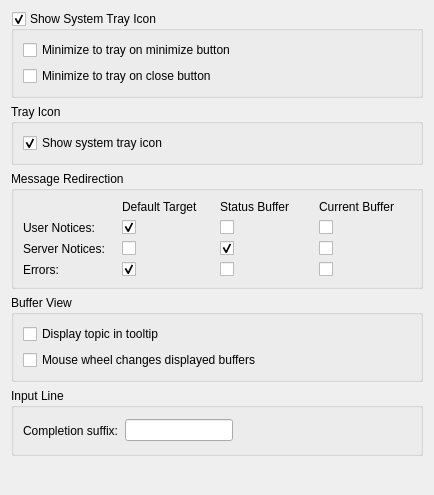
This is src/qtui/settingspages/generalsettingspage.ui in quassel/quassel as Qt 5 draws it before an edit. The edited form follows.
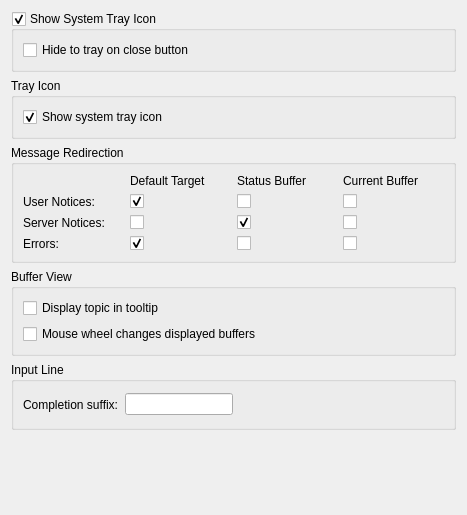
This is the edited form.

Commit message:
Remove "Minimize on minimize" setting
This is no longer needed because you can now hide Quassel by clicking the
tray icon. The minimize button should always, well, minimize an application, and we
required a hack to intercept that before. So it's gone now.

Patch:
```diff
--- a/src/qtui/settingspages/generalsettingspage.ui
+++ b/src/qtui/settingspages/generalsettingspage.ui
@@ -1,12 +1,12 @@
 <ui version="4.0" >
  <class>GeneralSettingsPage</class>
- <widget class="QWidget" name="GeneralSettingsPage" >
-  <property name="geometry" >
+ <widget class="QWidget" name="GeneralSettingsPage">
+  <property name="geometry">
    <rect>
     <x>0</x>
     <y>0</y>
-    <width>434</width>
-    <height>495</height>
+    <width>467</width>
+    <height>515</height>
    </rect>
   </property>
   <property name="windowTitle" >
@@ -23,16 +23,9 @@
      </property>
      <layout class="QVBoxLayout" name="_2" >
       <item>
-       <widget class="QCheckBox" name="minimizeOnMinimize" >
-        <property name="text" >
-         <string>Minimize to tray on minimize button</string>
-        </property>
-       </widget>
-      </item>
-      <item>
-       <widget class="QCheckBox" name="minimizeOnClose" >
-        <property name="text" >
-         <string>Minimize to tray on close button</string>
+       <widget class="QCheckBox" name="minimizeOnClose">
+        <property name="text">
+         <string>Hide to tray on close button</string>
         </property>
        </widget>
       </item>
```
Left out of the diff: 189 changed lines with no effect on the pictures. The commit also changes 2 other files.
